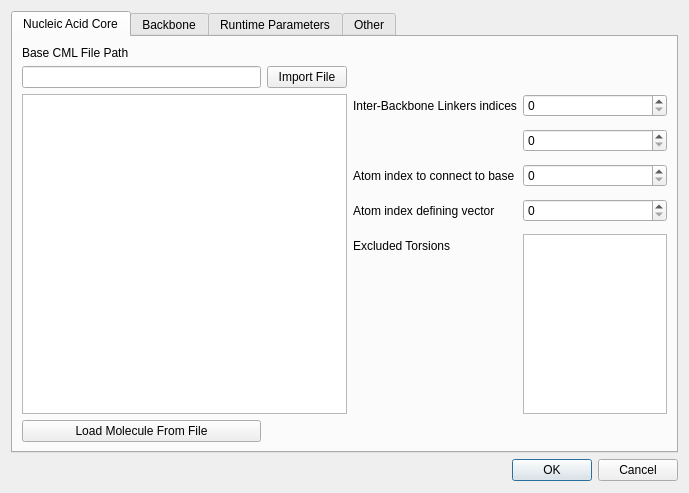
Above: libavogadro/src/extensions/ProtoBuilderDialog.ui from jbarnett8/avogadro before the change. Below: the same form after it.
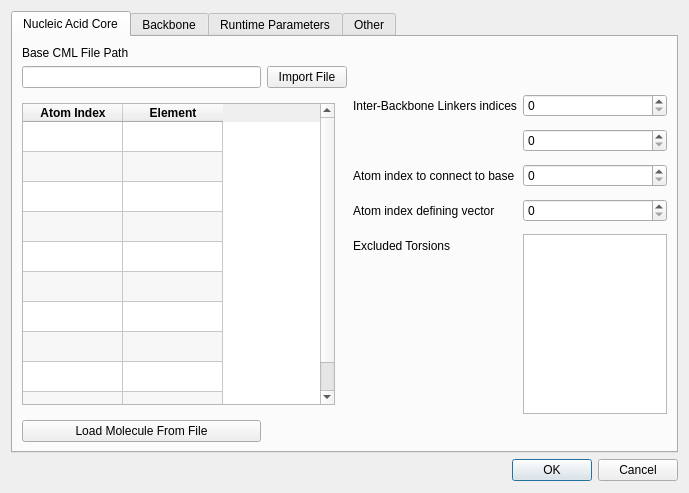
That is the form after the change.

Commit message: Added formatting for table containing atom info

```diff
--- a/libavogadro/src/extensions/ProtoBuilderDialog.ui
+++ b/libavogadro/src/extensions/ProtoBuilderDialog.ui
@@ -76,9 +76,6 @@
          </property>
         </widget>
        </item>
-       <item row="2" column="1" colspan="2">
-        <widget class="QTableWidget" name="NA_core_table"/>
-       </item>
        <item row="2" column="3">
         <layout class="QFormLayout" name="formLayout">
          <property name="fieldGrowthPolicy">
@@ -149,6 +146,105 @@
          </property>
         </widget>
        </item>
+       <item row="2" column="1" colspan="2">
+        <widget class="QTableWidget" name="NA_core_table">
+         <property name="maximumSize">
+          <size>
+           <width>313</width>
+           <height>302</height>
+          </size>
+         </property>
+         <property name="frameShadow">
+          <enum>QFrame::Sunken</enum>
+         </property>
+         <property name="lineWidth">
+          <number>2</number>
+         </property>
+         <property name="horizontalScrollBarPolicy">
+          <enum>Qt::ScrollBarAlwaysOff</enum>
+         </property>
+         <property name="editTriggers">
+          <set>QAbstractItemView::NoEditTriggers</set>
+         </property>
+         <property name="dragDropOverwriteMode">
+          <bool>false</bool>
+         </property>
+         <property name="alternatingRowColors">
+          <bool>true</bool>
+         </property>
+         <property name="selectionMode">
+          <enum>QAbstractItemView::SingleSelection</enum>
+         </property>
+         <property name="selectionBehavior">
+          <enum>QAbstractItemView::SelectRows</enum>
+         </property>
+         <property name="iconSize">
+          <size>
+           <width>0</width>
+           <height>0</height>
+          </size>
+         </property>
+         <property name="textElideMode">
+          <enum>Qt::ElideRight</enum>
+         </property>
+         <property name="sortingEnabled">
+          <bool>true</bool>
+         </property>
+         <property name="rowCount">
+          <number>10</number>
+         </property>
+         <property name="columnCount">
+          <number>2</number>
+         </property>
+         <attribute name="horizontalHeaderVisible">
+          <bool>true</bool>
+         </attribute>
+         <attribute name="verticalHeaderVisible">
+          <bool>false</bool>
+         </attribute>
+         <attribute name="verticalHeaderMinimumSectionSize">
+          <number>21</number>
+         </attribute>
+         <row/>
+         <row/>
+         <row/>
+         <row/>
+         <row/>
+         <row/>
+         <row/>
+         <row/>
+         <row/>
+         <row/>
+         <column>
+          <property name="text">
+           <string>Atom Index</string>
+          </property>
+          <property name="font">
+           <font>
+            <weight>75</weight>
+            <bold>true</bold>
+           </font>
+          </property>
+          <property name="textAlignment">
+           <set>AlignHCenter|AlignVCenter|AlignCenter</set>
+          </property>
+         </column>
+         <column>
+          <property name="text">
+           <string>Element</string>
+          </property>
+          <property name="font">
+           <font>
+            <weight>75</weight>
+            <bold>true</bold>
+           </font>
+          </property>
+          <property name="textAlignment">
+           <set>AlignHCenter|AlignVCenter|AlignCenter</set>
+          </property>
+         </column>
+        </widget>
+       </item>
       </layout>
      </widget>
      <widget class="QWidget" name="backbone_tab">
```
The commit also changes 2 other files.
